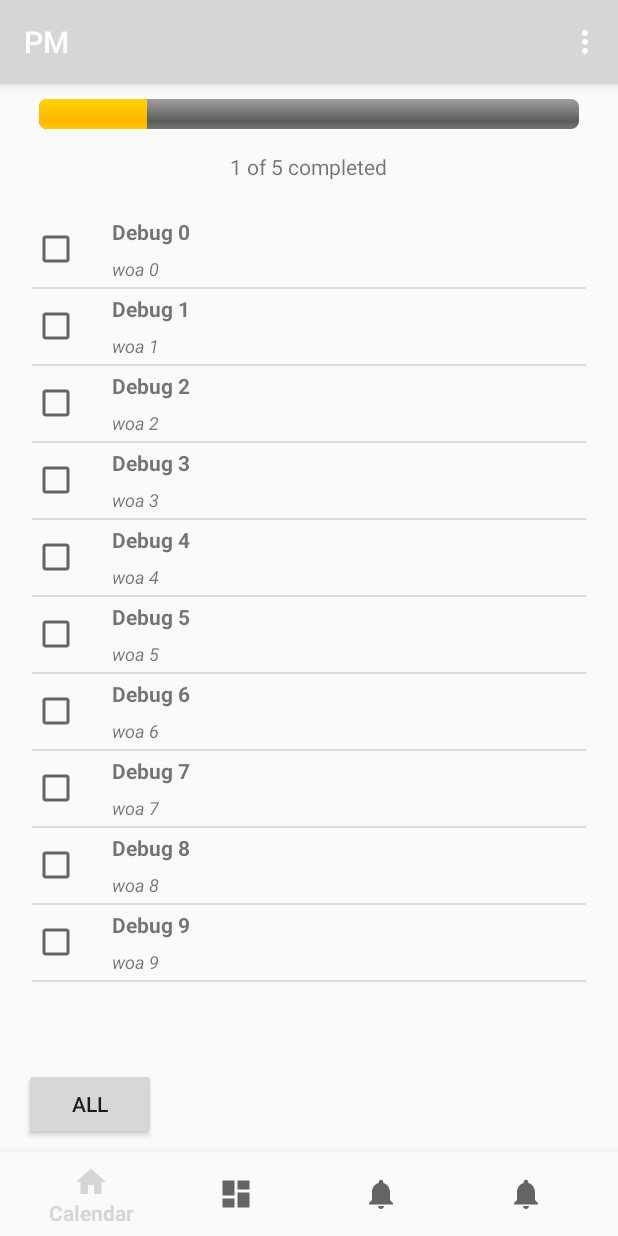
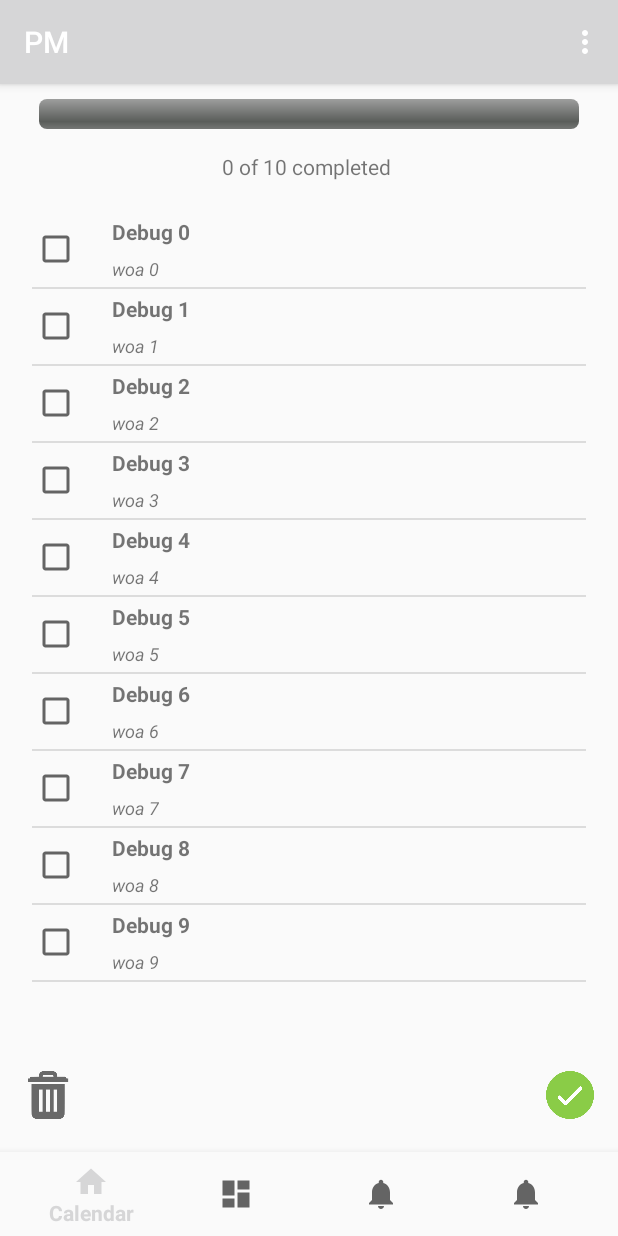
Before and after one commit to Huqicheng/ProjectManagerAPP, an Android app: the screen it shows after launch (MainActivity), in the options menu, after a tap on "Progress", on a phone screen of 412 x 824 dp. Run offline under Robolectric (Android 15) with nearby library versions, the phone set to English and light mode, and no system bars; our stand-ins replace androidx.preference; network calls fail.

Commit message:
progress UI dynamic-1

```diff
--- a/app/src/main/java/com/example/huqicheng/adapter/EventListAdapter.java
+++ b/app/src/main/java/com/example/huqicheng/adapter/EventListAdapter.java
@@ -7,7 +7,10 @@ import android.view.LayoutInflater;
 import android.view.View;
 import android.view.ViewGroup;
 import android.widget.BaseAdapter;
+import android.widget.CheckBox;
+import android.widget.CompoundButton;
 import android.widget.ImageView;
+import android.widget.ProgressBar;
 import android.widget.TextView;
 
 import com.example.huqicheng.entity.Event;
@@ -15,6 +18,7 @@ import com.example.huqicheng.entity.Group;
 import com.example.huqicheng.pm.R;
 
 import java.util.ArrayList;
+import java.util.LinkedList;
 import java.util.List;
 
 /**
@@ -25,13 +29,16 @@ public class EventListAdapter extends BaseAdapter {
 
     ArrayList<Event> eventList;
     private LayoutInflater inflater;
+    public int checkCount;
+    LinkedList selectedEvents;
     public EventListAdapter(Context context, ArrayList<Event> eventList) {
+
         if(eventList != null)
             this.eventList = eventList;
         else
             this.eventList = new ArrayList<>();
 
-
+        checkCount = 0;
         inflater = this.inflater = LayoutInflater.from(context);
 
     }
@@ -55,13 +62,16 @@ public class EventListAdapter extends BaseAdapter {
     public View getView(int i, View convertView, ViewGroup parent) {
         Log.d("Debug:", "get view at "+i);
         EventListAdapter.ViewHolder holder = null;
+        final CheckBox cb;
         if(convertView == null){
             convertView = inflater.inflate(R.layout.event_list_row,null);
+
 
             holder = new ViewHolder();
             holder.title = (TextView)convertView.findViewById(R.id.title);
             holder.description = (TextView)convertView.findViewById(R.id.description);
             convertView.setTag(holder);
+
         }else{
             holder = (EventListAdapter.ViewHolder)convertView.getTag();
         }
@@ -69,11 +79,36 @@ public class EventListAdapter extends BaseAdapter {
         Event event = getItem(i);
         holder.title.setText(event.getEventTitle());
         holder.description.setText(event.geteventDescription());
+        cb = (CheckBox) convertView.findViewById(R.id.chk_box);
+        selectedEvents = new LinkedList();
+        final ViewHolder finalHolder = holder;
+
+        final CompoundButton.OnCheckedChangeListener checkListener = new CompoundButton.OnCheckedChangeListener(){
+            @Override
+            public void onCheckedChanged(CompoundButton buttonView, boolean isChecked) {
+                checkCount += isChecked ? 1 : -1 ;
+
+                //Log.d("c",checkCount+" of " + eventList.size() + " completed ");
+//                if(isChecked){
+//                    selectedEvents.add(finalHolder.title.getText().toString());
+//                    Log.d("add ",finalHolder.title.getText().toString()+"");
+//                }
+//                else {selectedEvents.remove(finalHolder.title.getText().toString());
+//                 Log.d("remove",finalHolder.title.getText().toString()+"");
+//                }
+                //Log.d("size",selectedEvents.size()+"");
+
+            }
+        };
+        cb.setOnCheckedChangeListener(checkListener);
 
 
         return convertView;
     }
-
+    private int countCheck(boolean isChecked) {
+        checkCount += isChecked ? 1 : -1 ;
+        return checkCount;
+    }
     public void add(List<Event> events){
         if(events != null)
             this.eventList.addAll(events);
--- a/app/src/main/java/com/example/huqicheng/pm/ProgressFragment.java
+++ b/app/src/main/java/com/example/huqicheng/pm/ProgressFragment.java
@@ -14,7 +14,12 @@ import android.view.ViewGroup;
 import android.widget.AdapterView;
 import android.widget.ArrayAdapter;
 import android.widget.CalendarView;
+import android.widget.CheckBox;
+import android.widget.CompoundButton;
+import android.widget.ImageButton;
 import android.widget.ListView;
+import android.widget.ProgressBar;
+import android.widget.TextView;
 
 import com.example.huqicheng.adapter.EventListAdapter;
 import com.example.huqicheng.dao.dbHandler;
@@ -38,7 +43,11 @@ public class ProgressFragment extends Fragment {
 
     dbHandler myDb;
     private ListView events;
+    public ArrayList<Event> eventList;
     private EventListAdapter adapter;
+    TextView progress_text;
+    ProgressBar bar;
+    int progress_Max = 100;
     dbHandler2 myDb2;
     int Date;
 
@@ -75,9 +84,9 @@ public class ProgressFragment extends Fragment {
     public View onCreateView(LayoutInflater inflater, ViewGroup container,
                              Bundle savedInstanceState) {
         super.onCreateView(inflater,container,savedInstanceState);
-
+        //init event listview
        View view = inflater.inflate(R.layout.fragment_progress, container, false);
-        ArrayList<Event> eventList = new ArrayList<>();
+        eventList = new ArrayList<>();
         for(int i = 0;i<10;i++){
 
             Event e = new Event();
@@ -87,26 +96,49 @@ public class ProgressFragment extends Fragment {
             eventList.add(e);
         }
         ListView listView = (ListView) view.findViewById(R.id.eventlist);
-
         listView.setOnItemClickListener(new AdapterView.OnItemClickListener() {
             @Override
             public void onItemClick(AdapterView<?> adapterView, View view, int i, long l) {
-                Log.d("clicked item: ", i + "at pos " + l);
-
+                //Log.d("clicked item: ", i + "at pos " + l);
             }
         });
-        EventListAdapter ela = new EventListAdapter(getActivity(),null);
-        listView.setAdapter(ela);
-        ela.add(eventList);
-
-
-
-
-
-
+        adapter = new EventListAdapter(getActivity(),null);
+        listView.setAdapter(adapter);
+        adapter.add(eventList);
+        progress_text = (TextView) view.findViewById(R.id.progress_text);
+        bar = (ProgressBar) view.findViewById(R.id.bar);
+        bar.setProgress(0);
+        progress_text.setText(adapter.checkCount + " of " + eventList.size() + " completed ");
+        ProgressButtonClick(view);
 
         return view;
 
+    }
+
+    public void ProgressButtonClick(View view) {
+        //mark selected events as complete
+        ImageButton complete_btn = (ImageButton) view.findViewById(R.id.complete_btn);
+        complete_btn.setOnClickListener(new View.OnClickListener(){
+            @Override
+            public void onClick(View v)
+            {
+                //Log.d("complete", adapter.checkCount + "");
+                progress_text.setText(adapter.checkCount+" of " + eventList.size() + " completed ");
+                bar.setProgress(adapter.checkCount*progress_Max/eventList.size());
+            }
+
+        });
+
+        //delete selected events
+        ImageButton del_btn = (ImageButton) view.findViewById(R.id.delete_btn);
+        del_btn.setOnClickListener(new View.OnClickListener(){
+            @Override
+            public void onClick(View v)
+            {
+                Log.d("delete", adapter.checkCount + "");
+            }
+
+        });
     }
 
     private void toEditActivity(Event e){
@@ -118,6 +150,7 @@ public class ProgressFragment extends Fragment {
         startActivityForResult(intent,1);
 
     }
+
 
     // TODO: Rename method, update argument and hook method into UI event
     public void onButtonPressed(Uri uri) {
--- a/app/src/main/res/layout/event_list_row.xml
+++ b/app/src/main/res/layout/event_list_row.xml
@@ -1,4 +1,5 @@
 <RelativeLayout xmlns:android="http://schemas.android.com/apk/res/android"
+    xmlns:app="http://schemas.android.com/apk/res-auto"
     android:layout_width="match_parent"
     android:layout_height="match_parent"
     android:orientation="horizontal" >
@@ -7,9 +8,10 @@
         android:id="@+id/chk_box"
         android:layout_width="50dp"
         android:layout_height="50dp"
-        android:scaleType="fitCenter"
         android:layout_alignParentLeft="true"
-        android:focusable="false"/>
+        android:focusable="false"
+        android:scaleType="fitCenter" />
+
 
     <RelativeLayout
         android:layout_width="match_parent"
--- a/app/src/main/res/layout/fragment_progress.xml
+++ b/app/src/main/res/layout/fragment_progress.xml
@@ -30,30 +30,34 @@
     </RelativeLayout>
 
 
-    <!--<Button-->
-        <!--android:id="@+id/complete_btn"-->
-        <!--android:layout_width="wrap_content"-->
-        <!--android:layout_height="wrap_content"-->
-        <!--android:text="Completed"-->
-        <!--android:layout_alignParentBottom="true"-->
-        <!--android:layout_toEndOf="@+id/imcomplete_btn" />-->
-    <!--<Button-->
-        <!--android:id="@+id/imcomplete_btn"-->
-        <!--android:layout_width="wrap_content"-->
-        <!--android:layout_height="wrap_content"-->
-        <!--android:layout_alignParent="true"-->
-        <!--android:text="Imcomplete"-->
-        <!--android:layout_alignParentBottom="true"-->
-        <!--android:layout_toEndOf="@+id/all_btn" />-->
+    <ImageButton
+        android:id="@+id/complete_btn"
+        android:layout_width="32dp"
+        android:layout_height="32dp"
+        android:layout_alignParentEnd="true"
+        android:layout_below="@+id/eventlist"
+        android:background="@drawable/complete"
+        android:clickable="true"
+        android:elevation="0dp" />
+
+    <ImageButton
+        android:id="@+id/delete_btn"
+        android:layout_width="32dp"
+        android:layout_height="32dp"
+        android:clickable="true"
+        android:background="@drawable/delete"
+        android:layout_below="@+id/eventlist"
+        android:layout_alignParentStart="true" />
 
     <Button
-        android:id="@+id/all_btn"
+        android:id="@+id/show_btn"
+        style="@style/Widget.AppCompat.Button.ButtonBar.AlertDialog"
         android:layout_width="wrap_content"
         android:layout_height="wrap_content"
-        android:text="All"
+        android:text="Show Completed"
+        android:visibility="invisible"
         android:layout_alignParentBottom="true"
-        android:layout_alignParentStart="true"
-        android:layout_marginBottom="8dp" />
+        android:layout_centerHorizontal="true" />
 
 
     <ListView
@@ -66,7 +70,7 @@
         android:paddingTop="15dp"
         android:layout_alignParentStart="true"
         android:layout_below="@+id/progressBar"
-        android:layout_above="@+id/all_btn">
+        android:layout_above="@+id/show_btn">
 
     </ListView>
 
```
Also changed, not shown: app/src/main/res/drawable/cheers.png (added), app/src/main/res/drawable/complete.png (added), app/src/main/res/drawable/delete.png (added), app/src/main/res/drawable/incomplete.png (added).
